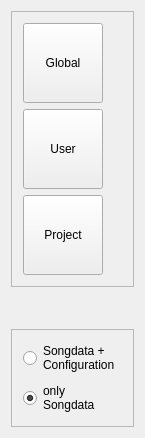
Before: the Qt Designer form muse2/muse/widgets/fdialogbuttons.ui in muse-sequencer/muse, drawn with Qt 5.
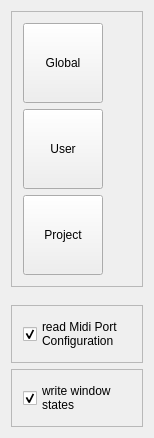
After: the same form once the commit is applied.

The edit to the form file:
```diff
--- a/muse2/muse/widgets/fdialogbuttons.ui
+++ b/muse2/muse/widgets/fdialogbuttons.ui
@@ -6,7 +6,7 @@
    <rect>
     <x>0</x>
     <y>0</y>
-    <width>145</width>
+    <width>154</width>
     <height>438</height>
    </rect>
   </property>
@@ -130,18 +130,36 @@
      </property>
      <layout class="QVBoxLayout" name="verticalLayout_3">
       <item>
-       <widget class="QRadioButton" name="loadAllButton">
+       <widget class="QCheckBox" name="readMidiPortsButton">
         <property name="text">
-         <string>Songdata +
+         <string>read Midi Port
 Configuration</string>
         </property>
+        <property name="checkable">
+         <bool>true</bool>
+        </property>
+        <property name="checked">
+         <bool>true</bool>
+        </property>
        </widget>
       </item>
+     </layout>
+    </widget>
+   </item>
+   <item>
+    <widget class="QFrame" name="writeWinStateGroup">
+     <property name="frameShape">
+      <enum>QFrame::StyledPanel</enum>
+     </property>
+     <property name="frameShadow">
+      <enum>QFrame::Raised</enum>
+     </property>
+     <layout class="QVBoxLayout" name="verticalLayout_4">
       <item>
-       <widget class="QRadioButton" name="loadSongButton">
+       <widget class="QCheckBox" name="writeWinStateButton">
         <property name="text">
-         <string>only
-Songdata</string>
+         <string>write window
+states</string>
         </property>
         <property name="checked">
          <bool>true</bool>
```
Left out of the diff: 2 changed lines with no effect on the pictures.
